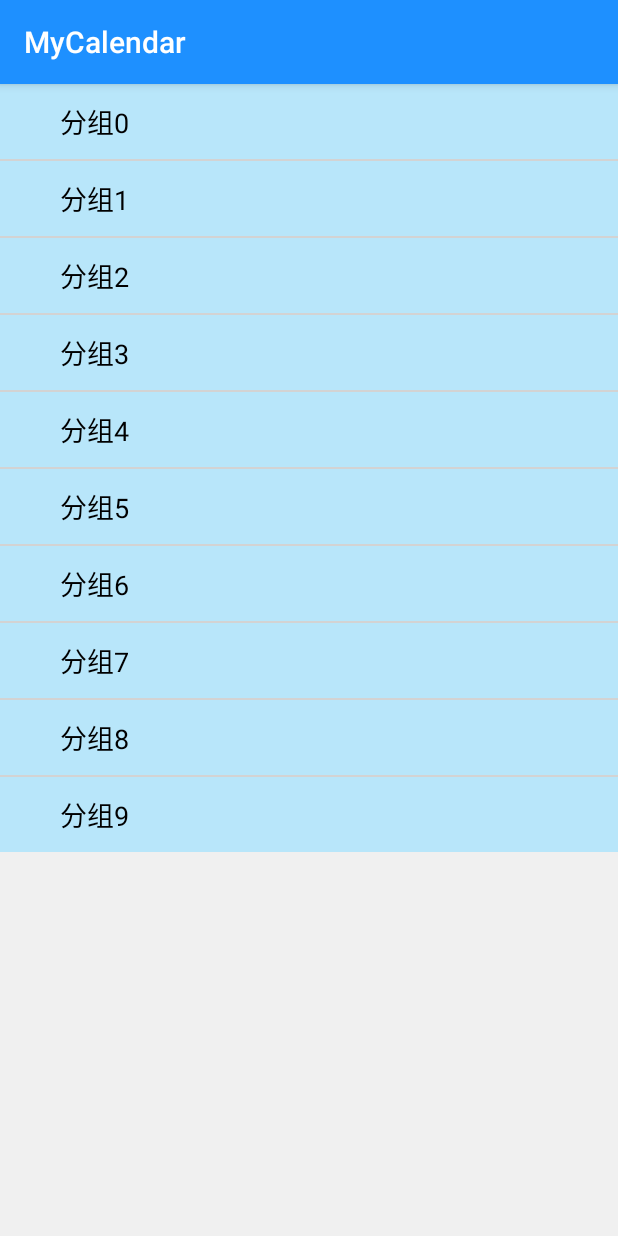
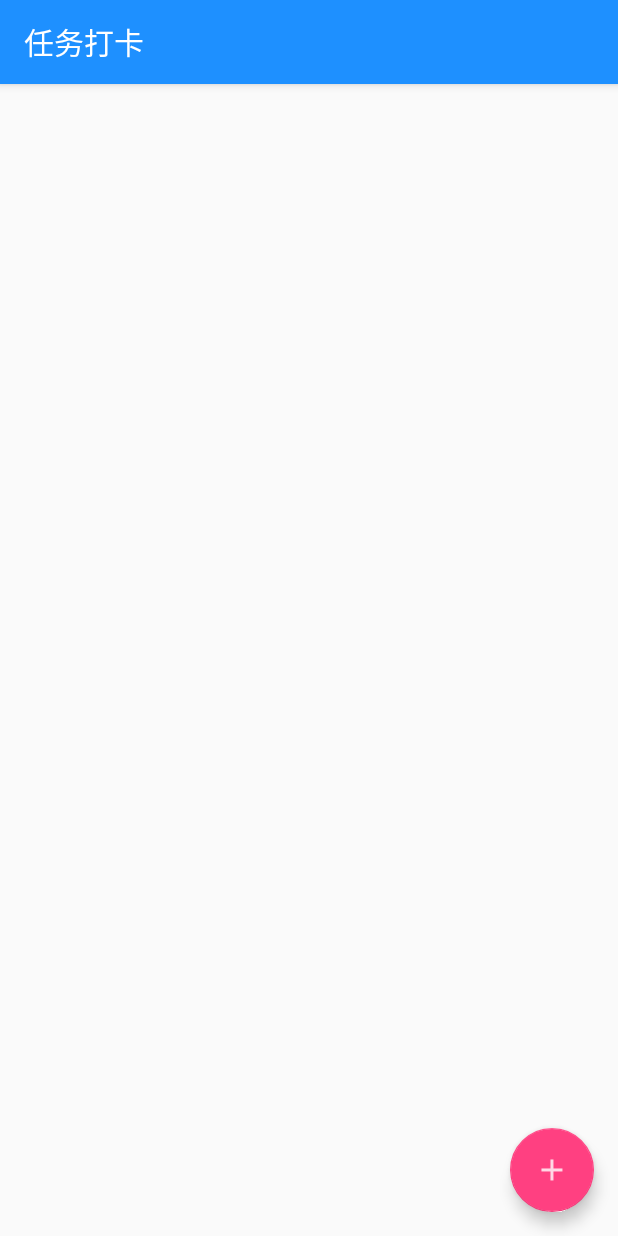
Before and after one commit to zhangkx5/Multifunction-Calendar, an Android app: the TaskActivity screen opened directly, with no data from a screen before it, on a phone screen of 412 x 824 dp. Run offline under Robolectric (Android 15) with nearby library versions, the phone set to English and light mode, and no system bars.

Commit message:
在Sqlite数据库中添加任务、打卡的表，初步实现任务的新建、列表查看、打卡功能（UI未实现）

```diff
--- a/app/src/main/AndroidManifest.xml
+++ b/app/src/main/AndroidManifest.xml
@@ -38,6 +38,10 @@
         <activity android:name=".ScheduleEditActivity"
             android:theme="@style/AppTheme.NoActionBar"/>
         <activity android:name=".TaskActivity"/>
+        <activity android:name=".TaskEditActivity"
+            android:theme="@style/AppTheme.NoActionBar"/>
+        <activity android:name=".TaskCheckActivity"
+            android:theme="@style/AppTheme.NoActionBar"/>
         <activity android:name=".DiaryActivity"/>
         <activity android:name=".DiaryEditActivity"
             android:theme="@style/AppTheme.NoActionBar"/>
--- a/app/src/main/java/com/example/kaixin/mycalendar/AccountBillFragment.java
+++ b/app/src/main/java/com/example/kaixin/mycalendar/AccountBillFragment.java
@@ -58,7 +58,7 @@ public class AccountBillFragment extends Fragment {
         expandableListViewAdapter = new MyExpandableListViewAdapter(
                 getActivity(), getAllKey(map), lists);
         expandableListView.setAdapter(expandableListViewAdapter);
-        expandableListView.expandGroup(0);
+        //expandableListView.expandGroup(0);
     }
 
     @Override
--- a/app/src/main/java/com/example/kaixin/mycalendar/MyDatabaseHelper.java
+++ b/app/src/main/java/com/example/kaixin/mycalendar/MyDatabaseHelper.java
@@ -73,8 +73,36 @@ public class MyDatabaseHelper extends SQLiteOpenHelper {
     public static final String ACCOUNT_TABLE_SELECT = "select * from " + ACCOUNT_TABLE_NAME;
     public static final String ACCOUNT_TABLE_DELETE = "delete from " + ACCOUNT_TABLE_NAME + " where acid = ?";
 
+    //任务
+    public static final String TASK_TABLE_NAME = "task_table";
+    public static final String TASK_TABLE_CREATE = "create table " + TASK_TABLE_NAME
+            + " (id interger primary key,"
+            + " tsid TEXT,"
+            + " date TEXT,"
+            + " name TEXT,"
+            + " notes TEXT)";
+    public static final String TASK_TABLE_DROP = "drop table if exists " + TASK_TABLE_NAME;
+    public static final String TASK_TABLE_INSERT = "insert into " + TASK_TABLE_NAME
+            + "(tsid, date, name, notes) values (?, ?, ?, ?)";
+    public static final String TASK_TABLE_SELECT = "select * from " + TASK_TABLE_NAME;
+    public static final String TASK_TABLE_DELETE = "delete from " + TASK_TABLE_NAME + " where tsid = ?";
+
+    //打卡
+    public static final String CHECK_TABLE_NAME = "check_table";
+    public static final String CHECK_TABLE_CREATE = "create table " + CHECK_TABLE_NAME
+            + " (id interger primary key,"
+            + " chid TEXT,"
+            + " date TEXT,"
+            + " task TEXT,"
+            + " notes TEXT)";
+    public static final String CHECK_TABLE_DROP = "drop table if exists " + CHECK_TABLE_NAME;
+    public static final String CHECK_TABLE_INSERT = "insert into " + CHECK_TABLE_NAME
+            + "(chid, date, task, notes) values (?, ?, ?, ?)";
+    public static final String CHECK_TABLE_SELECT = "select * from " + CHECK_TABLE_NAME + " where task = ?";
+    public static final String CHECK_TABLE_DELETE = "delete from " + CHECK_TABLE_NAME + " where chid = ?";
+
     public MyDatabaseHelper(Context context) {
-        super(context, DATABASE_NAME, null, 1);
+        super(context, DATABASE_NAME, null, 3);
     }
     @Override
     public void onCreate(SQLiteDatabase sqLiteDatabase) {
@@ -82,6 +110,8 @@ public class MyDatabaseHelper extends SQLiteOpenHelper {
         sqLiteDatabase.execSQL(ANNIVERSARY_TABLE_CREATE);
         sqLiteDatabase.execSQL(ACCOUNT_TABLE_CREATE);
         sqLiteDatabase.execSQL(DIARY_TABLE_CREATE);
+        sqLiteDatabase.execSQL(TASK_TABLE_CREATE);
+        sqLiteDatabase.execSQL(CHECK_TABLE_CREATE);
     }
 
     @Override
@@ -90,6 +120,8 @@ public class MyDatabaseHelper extends SQLiteOpenHelper {
         sqLiteDatabase.execSQL(ANNIVERSARY_TABLE_DROP);
         sqLiteDatabase.execSQL(ACCOUNT_TABLE_DROP);
         sqLiteDatabase.execSQL(DIARY_TABLE_DROP);
+        sqLiteDatabase.execSQL(TASK_TABLE_DROP);
+        sqLiteDatabase.execSQL(CHECK_TABLE_DROP);
         onCreate(sqLiteDatabase);
     }
 }
--- a/app/src/main/java/com/example/kaixin/mycalendar/TaskActivity.java
+++ b/app/src/main/java/com/example/kaixin/mycalendar/TaskActivity.java
@@ -1,10 +1,22 @@
 package com.example.kaixin.mycalendar;
 
+import android.content.Intent;
+import android.database.Cursor;
+import android.database.sqlite.SQLiteDatabase;
 import android.os.Bundle;
+import android.support.design.widget.FloatingActionButton;
 import android.support.v7.app.AppCompatActivity;
 import android.view.View;
+import android.widget.AdapterView;
 import android.widget.ExpandableListView;
 import android.widget.ExpandableListView.OnGroupClickListener;
+import android.widget.ImageButton;
+import android.widget.ListView;
+import android.widget.TextView;
+
+import java.util.ArrayList;
+import java.util.Collections;
+import java.util.List;
 
 /**
  * Created by kaixin on 2018/2/4.
@@ -12,55 +24,63 @@ import android.widget.ExpandableListView.OnGroupClickListener;
 
 public class TaskActivity extends AppCompatActivity {
 
-    private PinnedHeaderExpandableListView explistview;
-    private String[][] childrenData = new String[10][10];
-    private String[] groupData = new String[10];
-    private int expandFlag = -1;
-    private PinnedHeaderExpandableAdapter adapter;
+    private ListView listView;
+    private TaskAdapter taskAdapter;
+    private List<Task> list;
+    private MyDatabaseHelper myDatabaseHelper;
+
+    @Override
+    protected void onResume() {
+        super.onResume();
+        list = readDB();
+        taskAdapter = new TaskAdapter(TaskActivity.this, list);
+        listView.setAdapter(taskAdapter);
+    }
 
     @Override
     protected void onCreate(Bundle savedInstanceState) {
         super.onCreate(savedInstanceState);
         setContentView(R.layout.activity_task);
+        getSupportActionBar().setTitle("任务打卡");
+        myDatabaseHelper = new MyDatabaseHelper(this);
 
-        explistview = (PinnedHeaderExpandableListView)findViewById(R.id.explistview);
-        initData();
+        FloatingActionButton fab = (FloatingActionButton)findViewById(R.id.fab);
+        fab.setOnClickListener(new View.OnClickListener() {
+            @Override
+            public void onClick(View view) {
+                Intent intent = new Intent(TaskActivity.this, TaskEditActivity.class);
+                startActivity(intent);
+            }
+        });
+
+        listView = (ListView)findViewById(R.id.listView);
+        list = readDB();
+        taskAdapter = new TaskAdapter(TaskActivity.this, list);
+        listView.setAdapter(taskAdapter);
+        listView.setOnItemClickListener(new AdapterView.OnItemClickListener() {
+            @Override
+            public void onItemClick(AdapterView<?> adapterView, View view, int i, long l) {
+                Intent intent = new Intent(TaskActivity.this, TaskCheckActivity.class);
+                Task task = taskAdapter.getItem(i);
+                intent.putExtra("task", task);
+                startActivity(intent);
+            }
+        });
     }
 
-    private void initData() {
-        for (int i = 0; i < 10; i++) {
-            groupData[i] = "分组" + i;
+    public List<Task> readDB() {
+        List<Task> result = new ArrayList<>();
+        SQLiteDatabase dbRead = myDatabaseHelper.getReadableDatabase();
+        Cursor cursor = dbRead.rawQuery(MyDatabaseHelper.TASK_TABLE_SELECT, null);
+        while (cursor.moveToNext()) {
+            String tsid = cursor.getString(cursor.getColumnIndex("tsid"));
+            String date = cursor.getString(cursor.getColumnIndex("date"));
+            String name = cursor.getString(cursor.getColumnIndex("name"));
+            String notes = cursor.getString(cursor.getColumnIndex("notes"));
+            Task task = new Task(tsid, date, name, notes);
+            result.add(task);
         }
-        for (int i = 0; i < 10; i++) {
-            for (int j = 0; j < 10; j++) {
-                childrenData[i][j] = "详情" + i + "-" + j;
-            }
-        }
-        explistview.setHeaderView(getLayoutInflater().inflate(R.layout.group_head,
-                explistview, false));
-        adapter = new PinnedHeaderExpandableAdapter(childrenData, groupData,
-                getApplicationContext(), explistview);
-        explistview.setAdapter(adapter);
-        //explistview.setOnGroupClickListener(new GroupClickListener());
-    }
-
-    class GroupClickListener implements OnGroupClickListener {
-        @Override
-        public boolean onGroupClick(ExpandableListView parent, View v, int groupPosition, long id) {
-            if (expandFlag == -1) {
-                explistview.expandGroup(groupPosition);
-                explistview.setSelectedGroup(groupPosition);
-                expandFlag = groupPosition;
-            } else if(expandFlag == groupPosition) {
-                explistview.collapseGroup(expandFlag);
-                expandFlag = -1;
-            } else {
-                explistview.collapseGroup(expandFlag);
-                explistview.expandGroup(groupPosition);
-                explistview.setSelectedGroup(groupPosition);
-                expandFlag = groupPosition;
-            }
-            return true;
-        }
+        Collections.reverse(result);
+        return result;
     }
 }
--- /dev/null
+++ b/app/src/main/java/com/example/kaixin/mycalendar/TaskAdapter.java
@@ -0,0 +1,61 @@
+package com.example.kaixin.mycalendar;
+
+import android.content.Context;
+import android.view.LayoutInflater;
+import android.view.View;
+import android.view.ViewGroup;
+import android.widget.ArrayAdapter;
+import android.widget.TextView;
+
+import java.util.List;
+
+/**
+ * Created by kaixin on 2018/3/16.
+ */
+
+public class TaskAdapter extends ArrayAdapter<Task> {
+
+    private int resourceId = R.layout.list_task;
+    private List<Task> list;
+    private Context context;
+    public TaskAdapter(Context context, List<Task> taskList) {
+        super(context, R.layout.list_task, taskList);
+        this.context = context;
+        this.list = taskList;
+    }
+
+    class ViewHolder {
+        TextView task_name;
+    }
+
+    @Override
+    public View getView(int position, View convertView, ViewGroup parent)  {
+        Task task = getItem(position);
+        ViewHolder viewHolder = null;
+        if (convertView == null) {
+            viewHolder = new ViewHolder();
+            convertView = LayoutInflater.from(context).inflate(resourceId, parent, false);
+            viewHolder.task_name = (TextView)convertView.findViewById(R.id.task_name);
+            convertView.setTag(viewHolder);
+        } else {
+            viewHolder = (ViewHolder)convertView.getTag();
+        }
+        viewHolder.task_name.setText(task.getName());
+        return convertView;
+    }
+
+    @Override
+    public Task getItem(int position) {
+        return list.get(position);
+    }
+
+    @Override
+    public long getItemId(int position) {
+        return position;
+    }
+
+    @Override
+    public int getCount() {
+        return list.size();
+    }
+}
--- a/app/src/main/res/layout/activity_task.xml
+++ b/app/src/main/res/layout/activity_task.xml
@@ -1,26 +1,21 @@
 <?xml version="1.0" encoding="utf-8"?>
-<LinearLayout xmlns:android="http://schemas.android.com/apk/res/android"
+<android.support.design.widget.CoordinatorLayout xmlns:android="http://schemas.android.com/apk/res/android"
+    xmlns:app="http://schemas.android.com/apk/res-auto"
     android:orientation="vertical"
     android:layout_width="match_parent"
-    android:layout_height="match_parent"
-    android:background="#F0F0F0">
+    android:layout_height="match_parent">
 
-    <com.example.kaixin.mycalendar.PinnedHeaderExpandableListView
-        android:id="@+id/explistview"
+    <ListView
+        android:id="@+id/listView"
         android:layout_width="match_parent"
+        android:layout_height="wrap_content">
+    </ListView>
+
+    <android.support.design.widget.FloatingActionButton
+        android:id="@+id/fab"
+        android:layout_width="wrap_content"
         android:layout_height="wrap_content"
-        android:layout_marginLeft="0.0dip"
-        android:cacheColorHint="#00000000"
-        android:choiceMode="singleChoice"
-        android:drawSelectorOnTop="false"
-        android:fastScrollEnabled="false"
-        android:footerDividersEnabled="true"
-        android:groupIndicator="@null"
-        android:scrollbars="vertical"
-        android:scrollingCache="true"/>
-
-    <ExpandableListView
-        android:id="@+id/expandableListView"
-        android:layout_width="match_parent"
-        android:layout_height="wrap_content"/>
-</LinearLayout>
+        android:layout_gravity="bottom|end"
+        android:layout_margin="@dimen/fab_margin"
+        app:srcCompat="@drawable/ic_add" />
+</android.support.design.widget.CoordinatorLayout>
```
Also changed, not shown: app/src/main/java/com/example/kaixin/mycalendar/Task.java (added, +34 -0 lines), app/src/main/java/com/example/kaixin/mycalendar/TaskCheckActivity.java (added, +125 -0 lines), app/src/main/java/com/example/kaixin/mycalendar/TaskEditActivity.java (added, +66 -0 lines), app/src/main/res/layout/activity_task_check.xml (added, +72 -0 lines), app/src/main/res/layout/activity_task_edit.xml (added, +77 -0 lines), app/src/main/res/layout/list_task.xml (added, +18 -0 lines).
